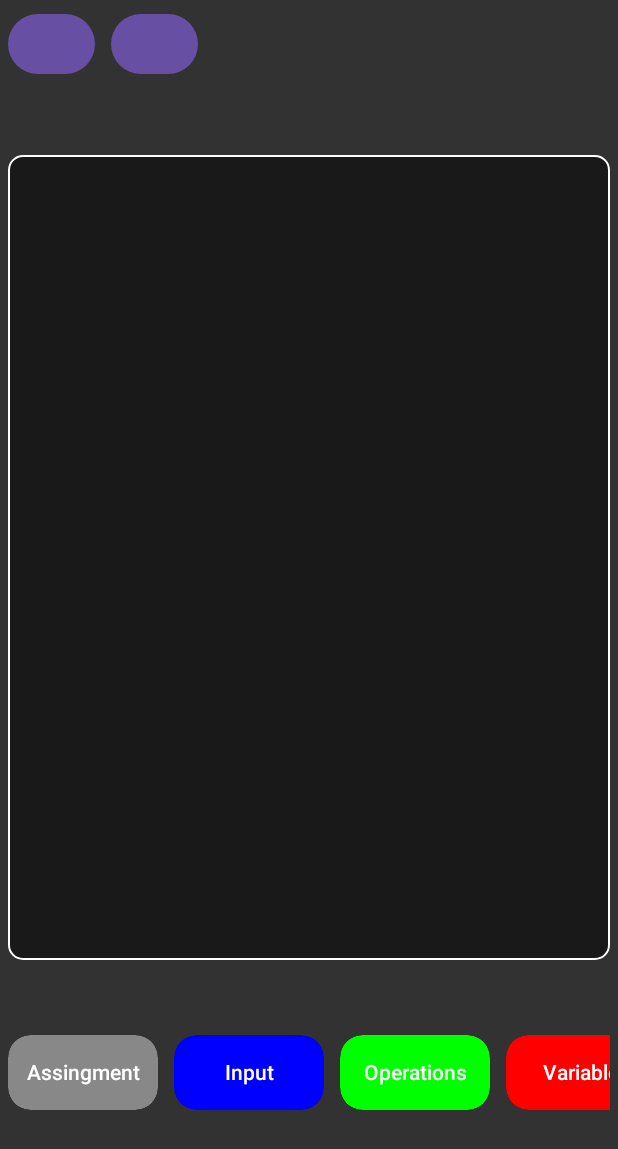
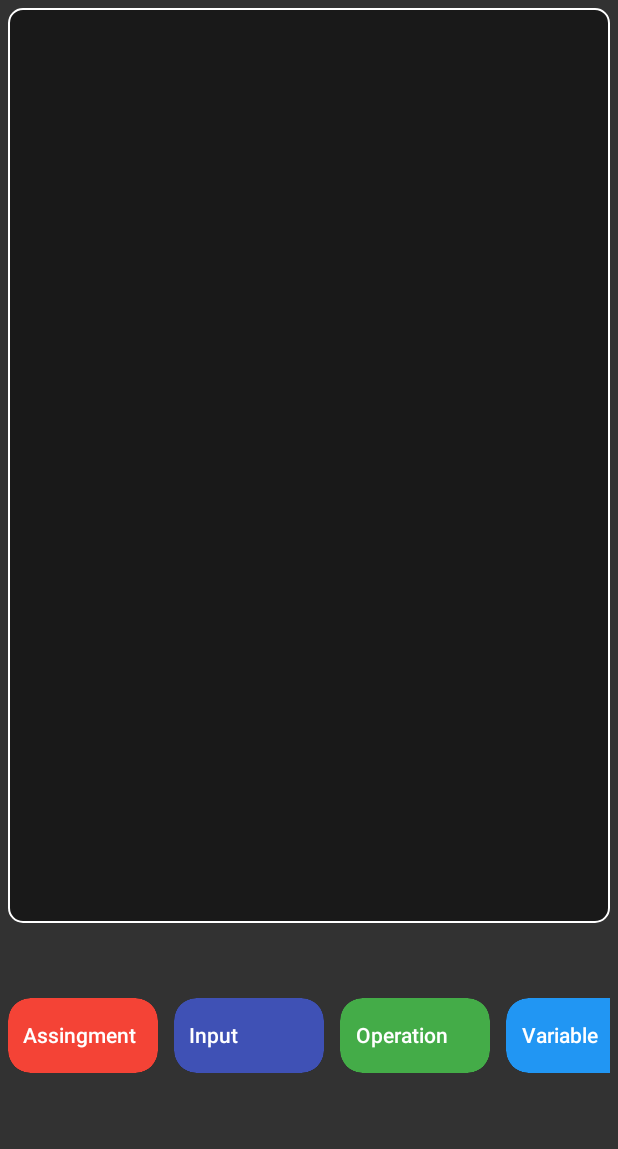
Before and after one commit to AsmrS4/UI4Mobile, an Android app built with Jetpack Compose: the screen it shows after launch (MainActivity), on a phone screen of 412 x 824 dp. Shown: the top 1149 px of the screen. Run offline under Robolectric (Android 15) with nearby library versions, the phone set to English and light mode, and no system bars.

Commit message:
верстка блоков

```diff
--- a/app/src/main/java/com/example/mobileui/BlockUiItem.kt
+++ b/app/src/main/java/com/example/mobileui/BlockUiItem.kt
@@ -2,7 +2,8 @@ package com.example.mobileui
 
 import androidx.compose.ui.graphics.Color
 
-data class BlockUiItem(
+class BlockUiItem(
     val name:String,
-    val backgroundColor: Color
+    var id:String,
+    val backgroundColor: Color,
 )
--- a/app/src/main/java/com/example/mobileui/MainActivity.kt
+++ b/app/src/main/java/com/example/mobileui/MainActivity.kt
@@ -31,6 +31,7 @@ class MainActivity : ComponentActivity() {
                 MainScreen(viewModel)
             }
 
+
         }
     }
 }
--- a/app/src/main/java/com/example/mobileui/MainScreen.kt
+++ b/app/src/main/java/com/example/mobileui/MainScreen.kt
@@ -8,25 +8,32 @@ import androidx.compose.foundation.rememberScrollState
 import androidx.compose.foundation.shape.RoundedCornerShape
 import androidx.compose.foundation.verticalScroll
 import androidx.compose.material3.Button
+import androidx.compose.material3.ExperimentalMaterial3Api
 import androidx.compose.material3.Text
+import androidx.compose.material3.TextField
+import androidx.compose.material3.TextFieldDefaults
 import androidx.compose.runtime.Composable
 import androidx.compose.runtime.LaunchedEffect
+import androidx.compose.runtime.mutableStateOf
+import androidx.compose.runtime.remember
 import androidx.compose.ui.Alignment
 import androidx.compose.ui.Modifier
 import androidx.compose.ui.draw.clip
 import androidx.compose.ui.draw.shadow
 import androidx.compose.ui.graphics.Color
 import androidx.compose.ui.platform.LocalConfiguration
+import androidx.compose.ui.text.TextStyle
 import androidx.compose.ui.text.font.FontWeight
+import androidx.compose.ui.text.style.TextAlign
 import androidx.compose.ui.unit.dp
 
+@OptIn(ExperimentalMaterial3Api::class)
 @Composable
 fun MainScreen(
-    mainViewModel: MainViewModel
+    mainViewModel: MainViewModel,
+
 ) {
-
     val screenWidth = LocalConfiguration.current.screenWidthDp
-
     Column(
         modifier = Modifier
             .fillMaxSize()
@@ -34,18 +41,6 @@ fun MainScreen(
         verticalArrangement = Arrangement.spacedBy(50.dp),
         horizontalAlignment = Alignment.CenterHorizontally
     ){
-        Row(
-            modifier = Modifier
-                .fillMaxWidth(1f)
-        ){
-            Button(onClick = { }) {
-
-            }
-            Spacer(modifier = Modifier.padding(start = 5.dp,end = 5.dp))
-            Button(onClick = { }) {
-
-            }
-        }
         DropItem<BlockUiItem>(//поле для сброса блоков
             modifier = Modifier
                 .fillMaxWidth(1f)
@@ -63,34 +58,20 @@ fun MainScreen(
                         .background(Color.Gray.copy(0.5f), RoundedCornerShape(10.dp))
                         .border(1.dp, color = Color.White, shape = RoundedCornerShape(10.dp))
                         .padding(20.dp)
-                        .verticalScroll(rememberScrollState()),
+                        .verticalScroll(rememberScrollState())
+                        .horizontalScroll(rememberScrollState()),
                     horizontalAlignment = Alignment.Start,
 
                 ){
-//                    mainViewModel.addedBlocks.forEach { block ->
-//                        Text(
-//                            text = block.name,
-//                            color = Color.White,
-//                            fontWeight = FontWeight.Bold
-//                        )
-//                    }
-                    mainViewModel.addedBlocks.forEach { block  ->//нужно будет из addedBlocks получить строковый контент в блоках
-                            Box(
-                                modifier = Modifier
-                                    .width(100.dp).height(50.dp)
-                                    .clip(RoundedCornerShape(15.dp))
-                                    .shadow(5.dp, RoundedCornerShape(15.dp))
-                                    .background(block .backgroundColor, RoundedCornerShape(15.dp)),
-                                contentAlignment = Alignment.Center,
-                            ){
-                                Text(
-                                    text = block.name,
-                                    color = Color.White,
-                                    fontWeight = FontWeight.SemiBold
-                                )
-                            }
-                            Spacer(modifier = Modifier.padding(1.dp))
+                    mainViewModel.addedBlocks.forEach { block ->//нужно будет из addedBlocks получить строковый контент в блоках
+                        when(block.id){
+                            "0"-> AssignBlock()
+                            "1"-> inputBlock()
+                            "4"-> printBlock()
+                            else -> ConditionBlock()
                         }
+                        Spacer(modifier = Modifier.padding(1.dp))
+                    }
                 }
             }else{
                 Column(
@@ -99,23 +80,16 @@ fun MainScreen(
                         .background(Color.Black.copy(0.5f), RoundedCornerShape(10.dp))
                         .border(1.dp, color = Color.White, shape = RoundedCornerShape(10.dp))
                         .padding(20.dp)
-                        .verticalScroll(rememberScrollState()),
+                        .verticalScroll(rememberScrollState())
+                        .horizontalScroll(rememberScrollState()),
                     horizontalAlignment = Alignment.Start
                 ){
-                    mainViewModel.addedBlocks.forEach { person ->
-                        Box(
-                            modifier = Modifier
-                                .width(100.dp).height(50.dp)
-                                .clip(RoundedCornerShape(15.dp))
-                                .shadow(5.dp, RoundedCornerShape(15.dp))
-                                .background(person.backgroundColor, RoundedCornerShape(15.dp)),
-                            contentAlignment = Alignment.Center,
-                        ){
-                            Text(
-                                text = person.name,
-                                color = Color.White,
-                                fontWeight = FontWeight.SemiBold
-                            )
+                    mainViewModel.addedBlocks.forEach { block ->
+                        when(block.id){
+                            "0"-> AssignBlock()
+                            "1"-> inputBlock()
+                            "4"-> printBlock()
+                            else -> ConditionBlock()
                         }
                         Spacer(modifier = Modifier.padding(1.dp))
                     }
@@ -135,18 +109,21 @@ fun MainScreen(
                     dataToDrop = block ,
                     viewModel = mainViewModel
                 ) {
-                    Box(
+                    Row(
                         modifier = Modifier
-                            .width(100.dp).height(50.dp)
+                            .widthIn(100.dp)
+                            .height(50.dp)
                             .clip(RoundedCornerShape(15.dp))
                             .shadow(5.dp, RoundedCornerShape(15.dp))
-                            .background(block .backgroundColor, RoundedCornerShape(15.dp)),
-                        contentAlignment = Alignment.Center,
+                            .background(block.backgroundColor, RoundedCornerShape(15.dp)),
+                        verticalAlignment = Alignment.CenterVertically
                     ){
                         Text(
+                            modifier = Modifier.padding(10.dp),
                             text = block.name,
                             color = Color.White,
-                            fontWeight = FontWeight.SemiBold
+                            fontWeight = FontWeight.SemiBold,
+                            textAlign = TextAlign.Center
                         )
                     }
                 }
--- a/app/src/main/java/com/example/mobileui/MainViewModel.kt
+++ b/app/src/main/java/com/example/mobileui/MainViewModel.kt
@@ -17,12 +17,12 @@ class MainViewModel :ViewModel() {
 
     init {
         items = listOf(
-            BlockUiItem("Assingment", Color.Gray),
-            BlockUiItem("Input", Color.Blue),
-            BlockUiItem("Operations", Color.Green),
-            BlockUiItem("Variable", Color.Red),
-            BlockUiItem("Print", Color.Magenta),
-            BlockUiItem("Conditions", Color.Cyan),
+            BlockUiItem("Assingment","0", Color(0xFFF44336)),
+            BlockUiItem("Input","1", Color(0xFF3F51B5)),
+            BlockUiItem("Operation", "2",Color(0xFF44AC48)),
+            BlockUiItem("Variable", "3",Color(0xFF2196F3)),
+            BlockUiItem("Print", "4",Color(0xFF80C058)),
+            BlockUiItem("Conditions", "5",Color(0xFFFF9800)),
         )
     }
 
```
Also changed, not shown: app/src/main/java/com/example/mobileui/BlockItem.kt (+176 -9 lines).
